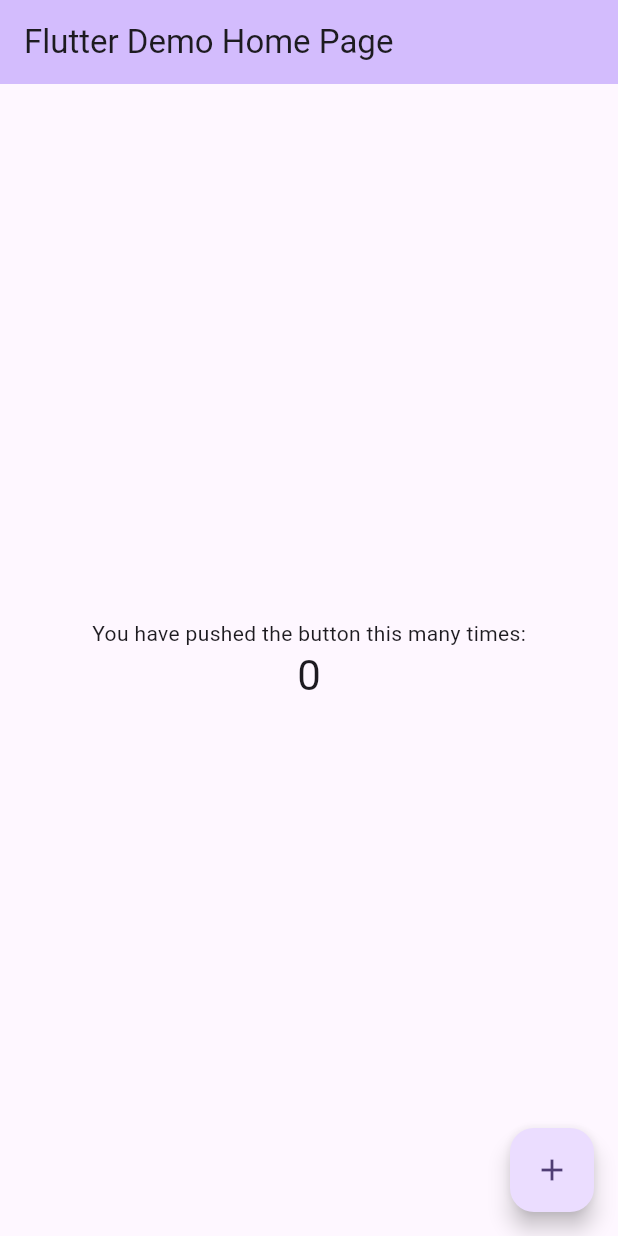
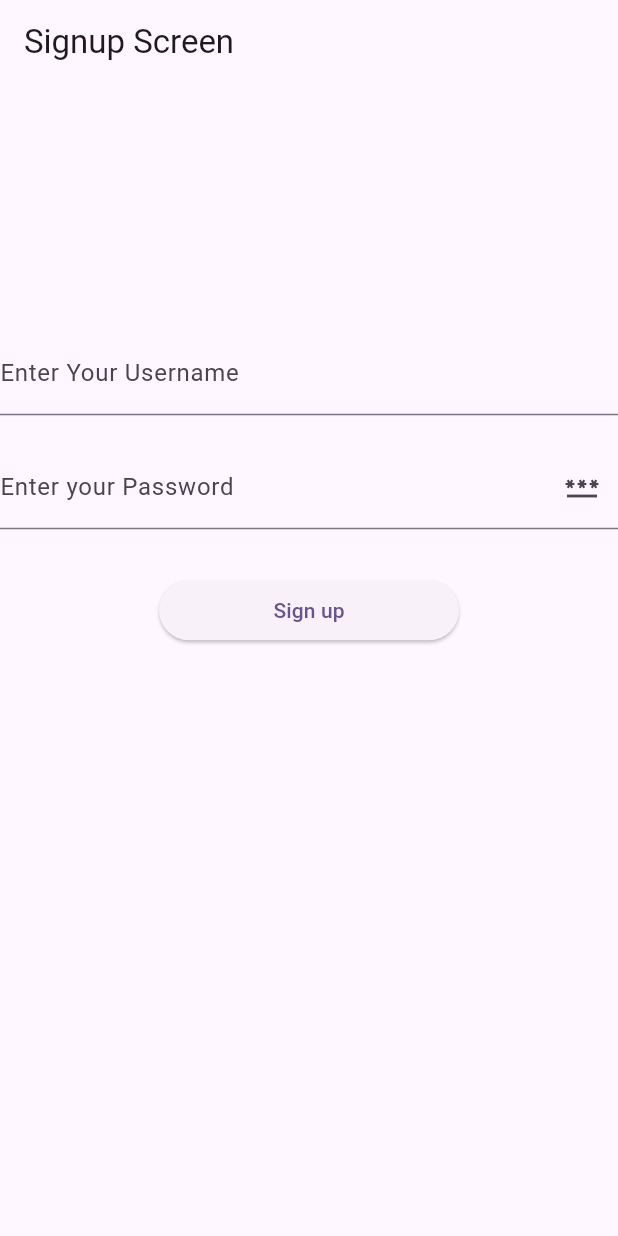
Before and after one commit to rn-byte/void_np_task, a Flutter app: the screen it shows after launch, on a phone screen of 412 x 824 dp. Run offline on Flutter 3.47's test engine with Material 3 defaults, Android fonts, the phone set to English and light mode, and no system bars; our stand-ins replace get.

Commit message:
login and signup added

```diff
--- /dev/null
+++ b/lib/controller/signup_controller.dart
@@ -0,0 +1,29 @@
+import 'dart:convert';
+
+import 'package:flutter/material.dart';
+import 'package:get/state_manager.dart';
+import 'package:http/http.dart';
+
+class SignupController extends GetxController {
+  final usernameController = TextEditingController().obs;
+  final passwordController = TextEditingController().obs;
+
+  void signUp() async {
+    try {
+      final response = await post(
+          Uri.parse('https://interview-mock-api.onrender.com/signup'),
+          body: {
+            'username': usernameController.value.text,
+            'password': passwordController.value.text,
+          });
+
+      var data = jsonDecode(response.body);
+      if (response.statusCode == 200) {
+        debugPrint('Sign up Successfull');
+        debugPrint(data);
+      }
+    } catch (e) {
+      debugPrint(e.toString());
+    }
+  }
+}
--- a/lib/main.dart
+++ b/lib/main.dart
@@ -1,4 +1,5 @@
 import 'package:flutter/material.dart';
+import 'package:void_task_app/screen/sign_screen.dart';
 
 void main() {
   runApp(const MyApp());
@@ -13,113 +14,10 @@
     return MaterialApp(
       title: 'Flutter Demo',
       theme: ThemeData(
-        // This is the theme of your application.
-        //
-        // TRY THIS: Try running your application with "flutter run". You'll see
-        // the application has a purple toolbar. Then, without quitting the app,
-        // try changing the seedColor in the colorScheme below to Colors.green
-        // and then invoke "hot reload" (save your changes or press the "hot
-        // reload" button in a Flutter-supported IDE, or press "r" if you used
-        // the command line to start the app).
-        //
-        // Notice that the counter didn't reset back to zero; the application
-        // state is not lost during the reload. To reset the state, use hot
-        // restart instead.
-        //
-        // This works for code too, not just values: Most code changes can be
-        // tested with just a hot reload.
         colorScheme: ColorScheme.fromSeed(seedColor: Colors.deepPurple),
         useMaterial3: true,
       ),
-      home: const MyHomePage(title: 'Flutter Demo Home Page'),
+      home: const SignupScreen(),
     );
   }
 }
-
-class MyHomePage extends StatefulWidget {
-  const MyHomePage({super.key, required this.title});
-
-  // This widget is the home page of your application. It is stateful, meaning
-  // that it has a State object (defined below) that contains fields that affect
-  // how it looks.
-
-  // This class is the configuration for the state. It holds the values (in this
-  // case the title) provided by the parent (in this case the App widget) and
-  // used by the build method of the State. Fields in a Widget subclass are
-  // always marked "final".
-
-  final String title;
-
-  @override
-  State<MyHomePage> createState() => _MyHomePageState();
-}
-
-class _MyHomePageState extends State<MyHomePage> {
-  int _counter = 0;
-
-  void _incrementCounter() {
-    setState(() {
-      // This call to setState tells the Flutter framework that something has
-      // changed in this State, which causes it to rerun the build method below
-      // so that the display can reflect the updated values. If we changed
-      // _counter without calling setState(), then the build method would not be
-      // called again, and so nothing would appear to happen.
-      _counter++;
-    });
-  }
-
-  @override
-  Widget build(BuildContext context) {
-    // This method is rerun every time setState is called, for instance as done
-    // by the _incrementCounter method above.
-    //
-    // The Flutter framework has been optimized to make rerunning build methods
-    // fast, so that you can just rebuild anything that needs updating rather
-    // than having to individually change instances of widgets.
-    return Scaffold(
-      appBar: AppBar(
-        // TRY THIS: Try changing the color here to a specific color (to
-        // Colors.amber, perhaps?) and trigger a hot reload to see the AppBar
-        // change color while the other colors stay the same.
-        backgroundColor: Theme.of(context).colorScheme.inversePrimary,
-        // Here we take the value from the MyHomePage object that was created by
-        // the App.build method, and use it to set our appbar title.
-        title: Text(widget.title),
-      ),
-      body: Center(
-        // Center is a layout widget. It takes a single child and positions it
-        // in the middle of the parent.
-        child: Column(
-          // Column is also a layout widget. It takes a list of children and
-          // arranges them vertically. By default, it sizes itself to fit its
-          // children horizontally, and tries to be as tall as its parent.
-          //
-          // Column has various properties to control how it sizes itself and
-          // how it positions its children. Here we use mainAxisAlignment to
-          // center the children vertically; the main axis here is the vertical
-          // axis because Columns are vertical (the cross axis would be
-          // horizontal).
-          //
-          // TRY THIS: Invoke "debug painting" (choose the "Toggle Debug Paint"
-          // action in the IDE, or press "p" in the console), to see the
-          // wireframe for each widget.
-          mainAxisAlignment: MainAxisAlignment.center,
-          children: <Widget>[
-            const Text(
-              'You have pushed the button this many times:',
-            ),
-            Text(
-              '$_counter',
-              style: Theme.of(context).textTheme.headlineMedium,
-            ),
-          ],
-        ),
-      ),
-      floatingActionButton: FloatingActionButton(
-        onPressed: _incrementCounter,
-        tooltip: 'Increment',
-        child: const Icon(Icons.add),
-      ), // This trailing comma makes auto-formatting nicer for build methods.
-    );
-  }
-}
--- /dev/null
+++ b/lib/screen/sign_screen.dart
@@ -0,0 +1,55 @@
+import 'package:flutter/material.dart';
+import 'package:get/get.dart';
+import 'package:void_task_app/controller/signup_controller.dart';
+import 'package:void_task_app/screen/login_screen.dart';
+
+class SignupScreen extends StatelessWidget {
+  const SignupScreen({super.key});
+
+  @override
+  Widget build(BuildContext context) {
+    final signupController = Get.put(SignupController());
+    return Scaffold(
+      appBar: AppBar(
+        title: const Text("Signup Screen"),
+      ),
+      body: Center(
+        child: Column(
+          children: [
+            SizedBox(
+              height: MediaQuery.of(context).size.height * 0.2,
+            ),
+            TextFormField(
+              controller: signupController.usernameController.value,
+              decoration: const InputDecoration(
+                label: Text('Enter Your Username'),
+              ),
+            ),
+            const SizedBox(
+              height: 20,
+            ),
+            TextFormField(
+              controller: signupController.passwordController.value,
+              decoration: const InputDecoration(
+                  label: Text('Enter your Password '),
+                  suffixIcon: Icon(Icons.password)),
+            ),
+            const SizedBox(
+              height: 30,
+            ),
+            Obx(() {
+              return SizedBox(
+                  width: 200,
+                  child: ElevatedButton(
+                      onPressed: () {
+                        signupController.signUp();
+                        Get.to(() => const LoginScreen());
+                      },
+                      child: const Text('Sign up')));
+            })
+          ],
+        ),
+      ),
+    );
+  }
+}
--- a/pubspec.yaml
+++ b/pubspec.yaml
@@ -35,6 +35,9 @@ dependencies:
   # The following adds the Cupertino Icons font to your application.
   # Use with the CupertinoIcons class for iOS style icons.
   cupertino_icons: ^1.0.8
+  http: ^1.2.2
+
+  get: ^4.6.6
 
 dev_dependencies:
   flutter_test:
```
Also changed, not shown: lib/controller/login_controller.dart (added, +29 -0 lines), lib/screen/dashboard.dart (added, +27 -0 lines), lib/screen/login_screen.dart (added, +42 -0 lines), lib/controller/image_controller.dart (added), pubspec.lock.
